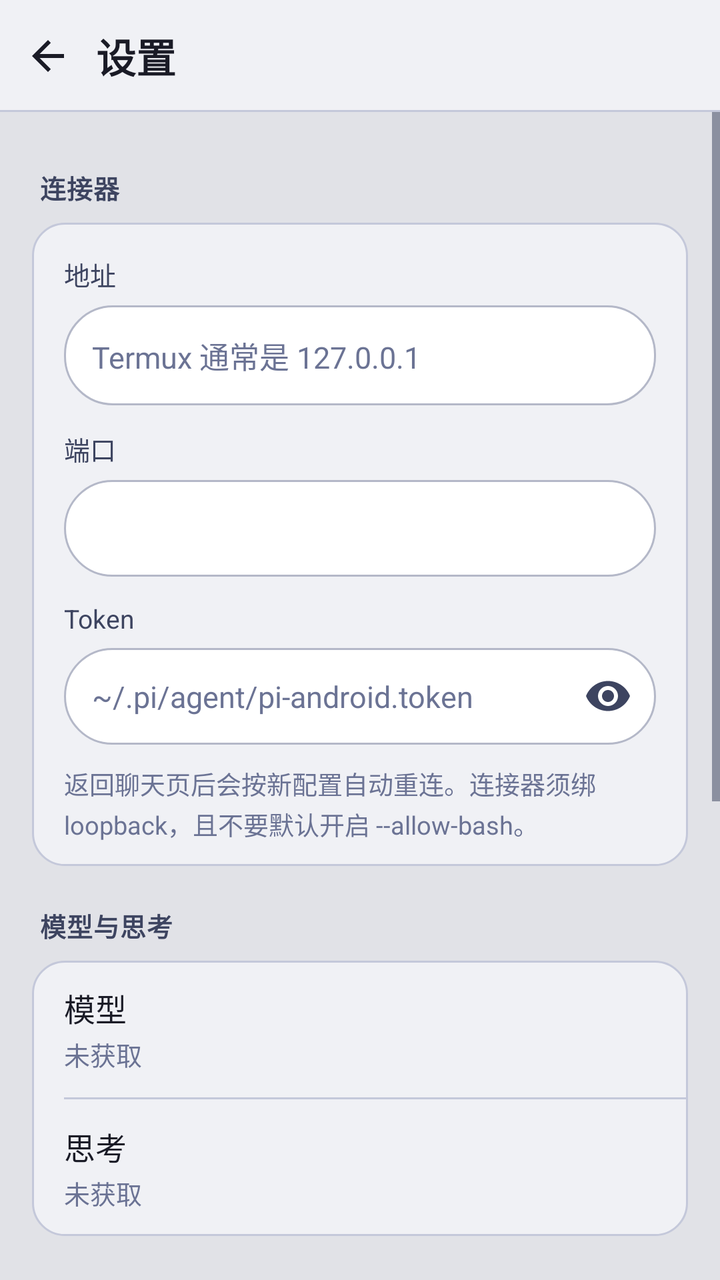
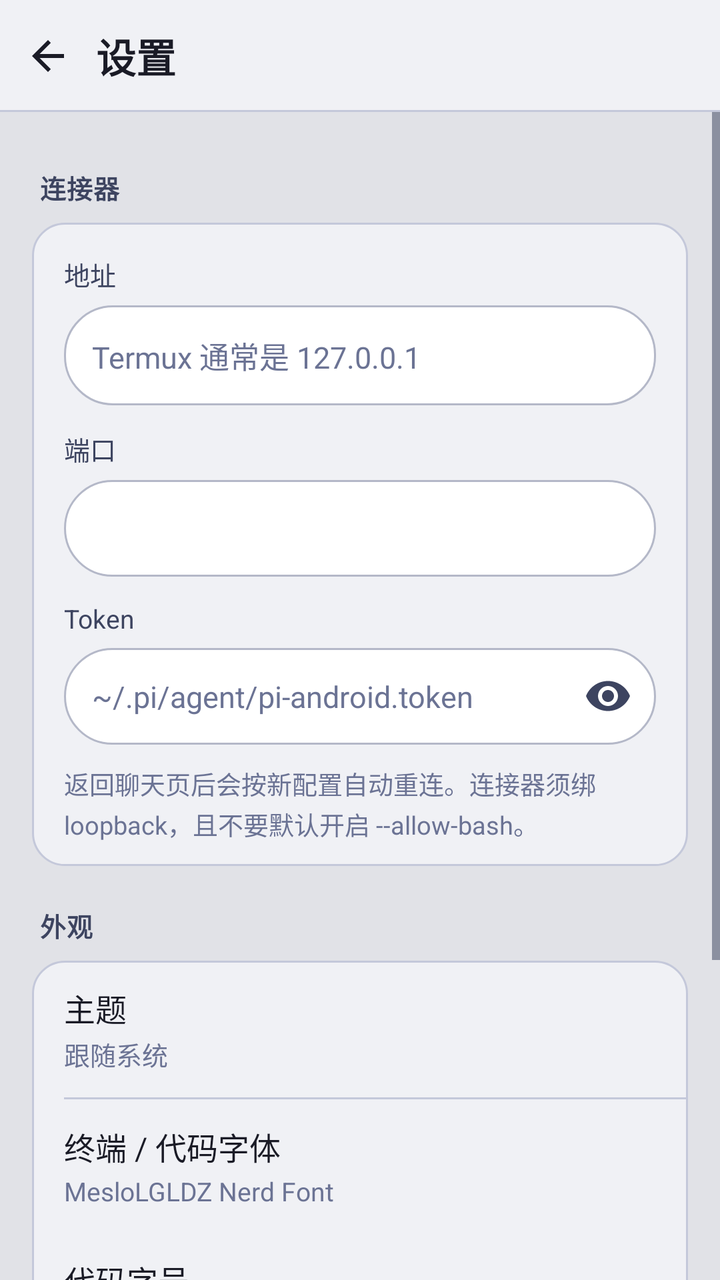

Compare the two renders of this Android layout. The source of the first and the diff that turns it into the second are given below.
<!-- AndroidManifest.xml: activity theme AppTheme -->
<!-- res/layout/activity_settings.xml -->
<?xml version="1.0" encoding="utf-8"?>
<LinearLayout xmlns:android="http://schemas.android.com/apk/res/android"
    android:id="@+id/settings_root"
    android:layout_width="match_parent"
    android:layout_height="match_parent"
    android:background="@color/bg_base"
    android:orientation="vertical">

    <LinearLayout
        android:id="@+id/settings_top"
        android:layout_width="match_parent"
        android:layout_height="wrap_content"
        android:background="@drawable/bg_toolbar"
        android:orientation="horizontal"
        android:gravity="center_vertical"
        android:minHeight="56dp"
        android:paddingEnd="8dp">

        <ImageButton
            android:id="@+id/settings_back"
            android:layout_width="48dp"
            android:layout_height="48dp"
            android:background="?attr/selectableItemBackgroundBorderless"
            android:contentDescription="@string/settings_back"
            android:padding="12dp"
            android:scaleType="centerInside"
            android:src="@drawable/ic_arrow_back"
            android:tint="@color/text_primary" />

        <TextView
            android:layout_width="0dp"
            android:layout_height="wrap_content"
            android:layout_weight="1"
            android:text="@string/settings"
            android:textColor="@color/text_primary"
            android:textSize="20sp"
            android:textStyle="bold" />
    </LinearLayout>

    <ScrollView
        android:layout_width="match_parent"
        android:layout_height="match_parent"
        android:fillViewport="true"
        android:clipToPadding="false">

        <LinearLayout
            android:layout_width="match_parent"
            android:layout_height="wrap_content"
            android:orientation="vertical"
            android:paddingStart="16dp"
            android:paddingTop="8dp"
            android:paddingEnd="16dp"
            android:paddingBottom="32dp">

            
            <TextView
                style="@style/SettingsSectionHeader"
                android:layout_width="match_parent"
                android:layout_height="wrap_content"
                android:text="@string/settings_section_connector" />

            <LinearLayout
                android:layout_width="match_parent"
                android:layout_height="wrap_content"
                android:background="@drawable/bg_settings_card"
                android:orientation="vertical"
                android:paddingStart="16dp"
                android:paddingTop="4dp"
                android:paddingEnd="16dp"
                android:paddingBottom="12dp">

                <TextView
                    style="@style/SettingsLabel"
                    android:layout_width="match_parent"
                    android:layout_height="wrap_content"
                    android:text="@string/settings_host_label" />

                <EditText
                    android:id="@+id/host"
                    style="@style/SettingsField"
                    android:layout_width="match_parent"
                    android:layout_height="wrap_content"
                    android:hint="@string/settings_host_hint"
                    android:importantForAutofill="no"
                    android:inputType="textUri" />

                <TextView
                    style="@style/SettingsLabel"
                    android:layout_width="match_parent"
                    android:layout_height="wrap_content"
                    android:text="@string/settings_port_label" />

                <EditText
                    android:id="@+id/port"
                    style="@style/SettingsField"
                    android:layout_width="match_parent"
                    android:layout_height="wrap_content"
                    android:importantForAutofill="no"
                    android:inputType="number" />

                <TextView
                    style="@style/SettingsLabel"
                    android:layout_width="match_parent"
                    android:layout_height="wrap_content"
                    android:text="@string/settings_token_label" />

                <FrameLayout
                    android:layout_width="match_parent"
                    android:layout_height="wrap_content">

                    <EditText
                        android:id="@+id/token"
                        style="@style/SettingsField"
                        android:layout_width="match_parent"
                        android:layout_height="wrap_content"
                        android:hint="@string/settings_token_hint"
                        android:importantForAutofill="no"
                        android:inputType="textPassword"
                        android:paddingEnd="52dp" />

                    <ImageButton
                        android:id="@+id/token_toggle"
                        android:layout_width="48dp"
                        android:layout_height="48dp"
                        android:layout_gravity="end|center_vertical"
                        android:background="?android:attr/selectableItemBackgroundBorderless"
                        android:contentDescription="@string/settings_token_show"
                        android:padding="12dp"
                        android:scaleType="centerInside"
                        android:src="@drawable/ic_visibility"
                        android:tint="@color/text_secondary" />
                </FrameLayout>

                <TextView
                    android:layout_width="match_parent"
                    android:layout_height="wrap_content"
                    android:layout_marginTop="10dp"
                    android:lineSpacingExtra="2dp"
                    android:text="@string/settings_help"
                    android:textColor="@color/text_muted"
                    android:textSize="12.5sp" />
            </LinearLayout>

            
            <TextView
                style="@style/SettingsSectionHeader"
                android:layout_width="match_parent"
                android:layout_height="wrap_content"
                android:text="@string/settings_section_model" />

            <LinearLayout
                android:layout_width="match_parent"
                android:layout_height="wrap_content"
                android:background="@drawable/bg_settings_card"
                android:orientation="vertical">

                
                <LinearLayout
                    android:id="@+id/pref_model"
                    style="@style/SettingsPrefRow"
                    android:layout_width="match_parent"
                    android:layout_height="wrap_content"
                    android:background="@null"
                    android:clickable="false"
                    android:focusable="false">

                    <LinearLayout
                        android:layout_width="0dp"
                        android:layout_height="wrap_content"
                        android:layout_weight="1"
                        android:orientation="vertical">

                        <TextView
                            android:layout_width="match_parent"
                            android:layout_height="wrap_content"
                            android:text="@string/settings_model_label"
                            android:textColor="@color/text_primary"
                            android:textSize="15.5sp" />

                        <TextView
                            android:id="@+id/pref_model_value"
                            android:layout_width="match_parent"
                            android:layout_height="wrap_content"
                            android:layout_marginTop="2dp"
                            android:text="@string/settings_value_unknown"
                            android:textColor="@color/text_muted"
                            android:textSize="13sp" />
                    </LinearLayout>
                </LinearLayout>

                <View
                    android:layout_width="match_parent"
                    android:layout_height="1dp"
                    android:layout_marginStart="16dp"
                    android:background="@color/divider" />

                <LinearLayout
                    android:id="@+id/pref_thinking"
                    style="@style/SettingsPrefRow"
                    android:layout_width="match_parent"
                    android:layout_height="wrap_content"
                    android:background="@null"
                    android:clickable="false"
                    android:focusable="false">

                    <LinearLayout
                        android:layout_width="0dp"
                        android:layout_height="wrap_content"
                        android:layout_weight="1"
                        android:orientation="vertical">

                        <TextView
                            android:layout_width="match_parent"
                            android:layout_height="wrap_content"
                            android:text="@string/settings_thinking_label"
                            android:textColor="@color/text_primary"
                            android:textSize="15.5sp" />

                        <TextView
                            android:id="@+id/pref_thinking_value"
                            android:layout_width="match_parent"
                            android:layout_height="wrap_content"
                            android:layout_marginTop="2dp"
                            android:text="@string/settings_value_unknown"
                            android:textColor="@color/text_muted"
                            android:textSize="13sp" />
                    </LinearLayout>
                </LinearLayout>
            </LinearLayout>

            
            <TextView
                style="@style/SettingsSectionHeader"
                android:layout_width="match_parent"
                android:layout_height="wrap_content"
                android:text="@string/settings_section_appearance" />

            <LinearLayout
                android:layout_width="match_parent"
                android:layout_height="wrap_content"
                android:background="@drawable/bg_settings_card"
                android:orientation="vertical">

                <LinearLayout
                    android:id="@+id/pref_theme"
                    style="@style/SettingsPrefRow"
                    android:layout_width="match_parent"
                    android:layout_height="wrap_content">

                    <LinearLayout
                        android:layout_width="0dp"
                        android:layout_height="wrap_content"
                        android:layout_weight="1"
                        android:orientation="vertical">

                        <TextView
                            android:layout_width="match_parent"
                            android:layout_height="wrap_content"
                            android:text="@string/settings_theme"
                            android:textColor="@color/text_primary"
                            android:textSize="15.5sp" />

                        <TextView
                            android:id="@+id/pref_theme_value"
                            android:layout_width="match_parent"
                            android:layout_height="wrap_content"
                            android:layout_marginTop="2dp"
                            android:text="@string/settings_theme_system"
                            android:textColor="@color/text_muted"
                            android:textSize="13sp" />
                    </LinearLayout>
                </LinearLayout>

                <View
                    android:layout_width="match_parent"
                    android:layout_height="1dp"
                    android:layout_marginStart="16dp"
                    android:background="@color/divider" />

                <LinearLayout
                    android:id="@+id/pref_term_font"
                    style="@style/SettingsPrefRow"
                    android:layout_width="match_parent"
                    android:layout_height="wrap_content">

                    <LinearLayout
                        android:layout_width="0dp"
                        android:layout_height="wrap_content"
                        android:layout_weight="1"
                        android:orientation="vertical">

                        <TextView
                            android:layout_width="match_parent"
                            android:layout_height="wrap_content"
                            android:text="@string/settings_term_font"
                            android:textColor="@color/text_primary"
                            android:textSize="15.5sp" />

                        <TextView
                            android:id="@+id/pref_term_font_value"
                            android:layout_width="match_parent"
                            android:layout_height="wrap_content"
                            android:layout_marginTop="2dp"
                            android:text="@string/settings_term_font_nerd"
                            android:textColor="@color/text_muted"
                            android:textSize="13sp" />
                    </LinearLayout>
                </LinearLayout>

                <LinearLayout
                    android:id="@+id/pref_term_size"
                    style="@style/SettingsPrefRow"
                    android:layout_width="match_parent"
                    android:layout_height="wrap_content">

                    <LinearLayout
                        android:layout_width="0dp"
                        android:layout_height="wrap_content"
                        android:layout_weight="1"
                        android:orientation="vertical">

                        <TextView
                            android:layout_width="match_parent"
                            android:layout_height="wrap_content"
                            android:text="@string/settings_term_size"
                            android:textColor="@color/text_primary"
                            android:textSize="15.5sp" />

                        <TextView
                            android:id="@+id/pref_term_size_value"
                            android:layout_width="match_parent"
                            android:layout_height="wrap_content"
                            android:layout_marginTop="2dp"
                            android:textColor="@color/text_muted"
                            android:textSize="13sp" />
                    </LinearLayout>
                </LinearLayout>
            </LinearLayout>

            
            <TextView
                style="@style/SettingsSectionHeader"
                android:layout_width="match_parent"
                android:layout_height="wrap_content"
                android:text="@string/settings_section_about" />

            <LinearLayout
                android:layout_width="match_parent"
                android:layout_height="wrap_content"
                android:background="@drawable/bg_settings_card"
                android:orientation="vertical"
                android:paddingStart="16dp"
                android:paddingTop="14dp"
                android:paddingEnd="16dp"
                android:paddingBottom="14dp">

                <TextView
                    android:layout_width="match_parent"
                    android:layout_height="wrap_content"
                    android:text="@string/app_name"
                    android:textColor="@color/text_primary"
                    android:textSize="15.5sp"
                    android:textStyle="bold" />

                <TextView
                    android:id="@+id/about_version"
                    android:layout_width="match_parent"
                    android:layout_height="wrap_content"
                    android:layout_marginTop="4dp"
                    android:textColor="@color/text_muted"
                    android:textSize="13sp" />

                <TextView
                    android:layout_width="match_parent"
                    android:layout_height="wrap_content"
                    android:layout_marginTop="10dp"
                    android:lineSpacingMultiplier="1.25"
                    android:text="@string/unofficial_notice"
                    android:textColor="@color/text_secondary"
                    android:textSize="12.5sp" />
            </LinearLayout>
        </LinearLayout>
    </ScrollView>
</LinearLayout>
<!-- resources referenced by this layout -->
<resources>
  <color name="bg_base">#E1E2E7</color>
  <color name="divider">#C4C8DA</color>
  <color name="text_muted">#6B7394</color>
  <color name="text_primary">#1A1B26</color>
  <color name="text_secondary">#3D4460</color>
  <!-- drawable bg_settings_card (drawable) -->
  <?xml version="1.0" encoding="utf-8"?>
  <shape xmlns:android="http://schemas.android.com/apk/res/android"
      android:shape="rectangle">
      <solid android:color="@color/bg_elevated" />
      <corners android:radius="16dp" />
      <stroke
          android:width="1dp"
          android:color="@color/divider" />
  </shape>
  <!-- drawable ic_arrow_back (drawable) -->
  <?xml version="1.0" encoding="utf-8"?>
  <vector xmlns:android="http://schemas.android.com/apk/res/android"
      android:width="24dp"
      android:height="24dp"
      android:viewportWidth="24"
      android:viewportHeight="24">
      <path
          android:fillColor="#FF000000"
          android:pathData="M20,11H7.83l5.59,-5.59L12,4l-8,8 8,8 1.41,-1.41L7.83,13H20v-2z" />
  </vector>
  <string name="app_name">Pi</string>
  <string name="settings">设置</string>
  <string name="settings_back">返回</string>
  <string name="settings_help">返回聊天页后会按新配置自动重连。连接器须绑 loopback，且不要默认开启 --allow-bash。</string>
  <string name="settings_host_hint">Termux 通常是 127.0.0.1</string>
  <string name="settings_host_label">地址</string>
  <string name="settings_model_label">模型</string>
  <string name="settings_port_label">端口</string>
  <string name="settings_section_about">关于</string>
  <string name="settings_section_appearance">外观</string>
  <string name="settings_section_connector">连接器</string>
  <string name="settings_section_model">模型与思考</string>
  <string name="settings_term_font">终端 / 代码字体</string>
  <string name="settings_term_font_nerd">MesloLGLDZ Nerd Font</string>
  <string name="settings_term_size">代码字号</string>
  <string name="settings_theme">主题</string>
  <string name="settings_theme_system">跟随系统</string>
  <string name="settings_thinking_label">思考</string>
  <string name="settings_token_hint">~/.pi/agent/pi-android.token</string>
  <string name="settings_token_label">Token</string>
  <string name="settings_token_show">显示 Token</string>
  <string name="settings_value_unknown">未获取</string>
  <string name="unofficial_notice">Unofficial Pi client · Not affiliated with Earendil Inc.</string>
  <style name="SettingsField">
          <item name="android:textColor">@color/text_primary</item>
          <item name="android:textColorHint">@color/text_muted</item>
          <item name="android:textSize">15sp</item>
          <item name="android:background">@drawable/bg_composer</item>
          <item name="android:padding">14dp</item>
          <item name="android:minHeight">48dp</item>
      </style>
  <style name="SettingsLabel">
          <item name="android:textColor">@color/text_secondary</item>
          <item name="android:textSize">13sp</item>
          <item name="android:paddingTop">12dp</item>
          <item name="android:paddingBottom">6dp</item>
      </style>
  <color name="bg_elevated">#F0F1F5</color>
  <!-- drawable bg_composer (drawable) -->
  <?xml version="1.0" encoding="utf-8"?>
  <shape xmlns:android="http://schemas.android.com/apk/res/android"
      android:shape="rectangle">
      <solid android:color="@color/bg_composer" />
      <corners android:radius="24dp" />
      <stroke
          android:width="1dp"
          android:color="@color/bg_composer_stroke" />
  </shape>
  <color name="md_theme_primary">#2E7DE9</color>
  <color name="md_theme_onPrimary">#FFFFFF</color>
  <color name="md_theme_secondary">#5A4A8A</color>
  <color name="md_theme_tertiary">#B15C00</color>
  <color name="bg_composer">#FFFFFF</color>
  <color name="bg_composer_stroke">#B4B8C8</color>
  <!-- unchanged entries left out for length: 5 -->
</resources>

<!-- the commit's change to res/layout/activity_settings.xml (unified diff, before → after) -->
@@ -146,93 +146,6 @@
                 style="@style/SettingsSectionHeader"
                 android:layout_width="match_parent"
                 android:layout_height="wrap_content"
-                android:text="@string/settings_section_model" />
-
-            <LinearLayout
-                android:layout_width="match_parent"
-                android:layout_height="wrap_content"
-                android:background="@drawable/bg_settings_card"
-                android:orientation="vertical">
-
-                
-                <LinearLayout
-                    android:id="@+id/pref_model"
-                    style="@style/SettingsPrefRow"
-                    android:layout_width="match_parent"
-                    android:layout_height="wrap_content"
-                    android:background="@null"
-                    android:clickable="false"
-                    android:focusable="false">
-
-                    <LinearLayout
-                        android:layout_width="0dp"
-                        android:layout_height="wrap_content"
-                        android:layout_weight="1"
-                        android:orientation="vertical">
-
-                        <TextView
-                            android:layout_width="match_parent"
-                            android:layout_height="wrap_content"
-                            android:text="@string/settings_model_label"
-                            android:textColor="@color/text_primary"
-                            android:textSize="15.5sp" />
-
-                        <TextView
-                            android:id="@+id/pref_model_value"
-                            android:layout_width="match_parent"
-                            android:layout_height="wrap_content"
-                            android:layout_marginTop="2dp"
-                            android:text="@string/settings_value_unknown"
-                            android:textColor="@color/text_muted"
-                            android:textSize="13sp" />
-                    </LinearLayout>
-                </LinearLayout>
-
-                <View
-                    android:layout_width="match_parent"
-                    android:layout_height="1dp"
-                    android:layout_marginStart="16dp"
-                    android:background="@color/divider" />
-
-                <LinearLayout
-                    android:id="@+id/pref_thinking"
-                    style="@style/SettingsPrefRow"
-                    android:layout_width="match_parent"
-                    android:layout_height="wrap_content"
-                    android:background="@null"
-                    android:clickable="false"
-                    android:focusable="false">
-
-                    <LinearLayout
-                        android:layout_width="0dp"
-                        android:layout_height="wrap_content"
-                        android:layout_weight="1"
-                        android:orientation="vertical">
-
-                        <TextView
-                            android:layout_width="match_parent"
-                            android:layout_height="wrap_content"
-                            android:text="@string/settings_thinking_label"
-                            android:textColor="@color/text_primary"
-                            android:textSize="15.5sp" />
-
-                        <TextView
-                            android:id="@+id/pref_thinking_value"
-                            android:layout_width="match_parent"
-                            android:layout_height="wrap_content"
-                            android:layout_marginTop="2dp"
-                            android:text="@string/settings_value_unknown"
-                            android:textColor="@color/text_muted"
-                            android:textSize="13sp" />
-                    </LinearLayout>
-                </LinearLayout>
-            </LinearLayout>
-
-            
-            <TextView
-                style="@style/SettingsSectionHeader"
-                android:layout_width="match_parent"
-                android:layout_height="wrap_content"
                 android:text="@string/settings_section_appearance" />
 
             <LinearLayout
<!-- resource entries referenced after the edit -->
@@ -32,22 +32,18 @@
   <string name="settings_help">返回聊天页后会按新配置自动重连。连接器须绑 loopback，且不要默认开启 --allow-bash。</string>
   <string name="settings_host_hint">Termux 通常是 127.0.0.1</string>
   <string name="settings_host_label">地址</string>
-  <string name="settings_model_label">模型</string>
   <string name="settings_port_label">端口</string>
   <string name="settings_section_about">关于</string>
   <string name="settings_section_appearance">外观</string>
   <string name="settings_section_connector">连接器</string>
-  <string name="settings_section_model">模型与思考</string>
   <string name="settings_term_font">终端 / 代码字体</string>
   <string name="settings_term_font_nerd">MesloLGLDZ Nerd Font</string>
   <string name="settings_term_size">代码字号</string>
   <string name="settings_theme">主题</string>
   <string name="settings_theme_system">跟随系统</string>
-  <string name="settings_thinking_label">思考</string>
   <string name="settings_token_hint">~/.pi/agent/pi-android.token</string>
   <string name="settings_token_label">Token</string>
   <string name="settings_token_show">显示 Token</string>
-  <string name="settings_value_unknown">未获取</string>
   <string name="unofficial_notice">Unofficial Pi client · Not affiliated with Earendil Inc.</string>
   <style name="SettingsField">
           <item name="android:textColor">@color/text_primary</item>
